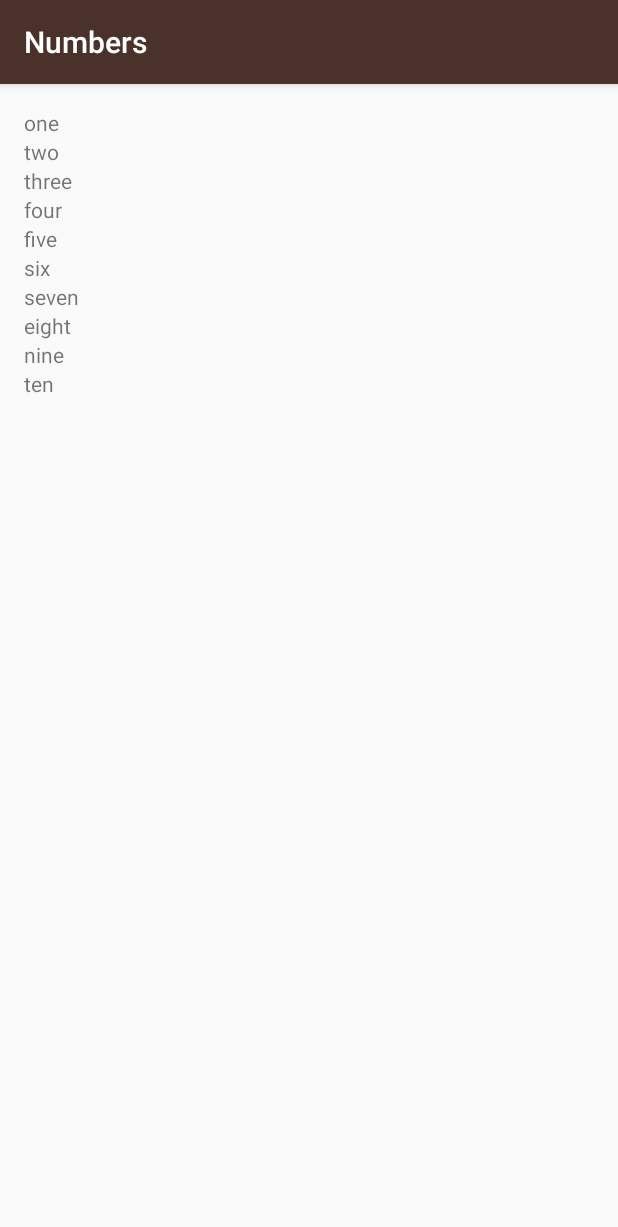
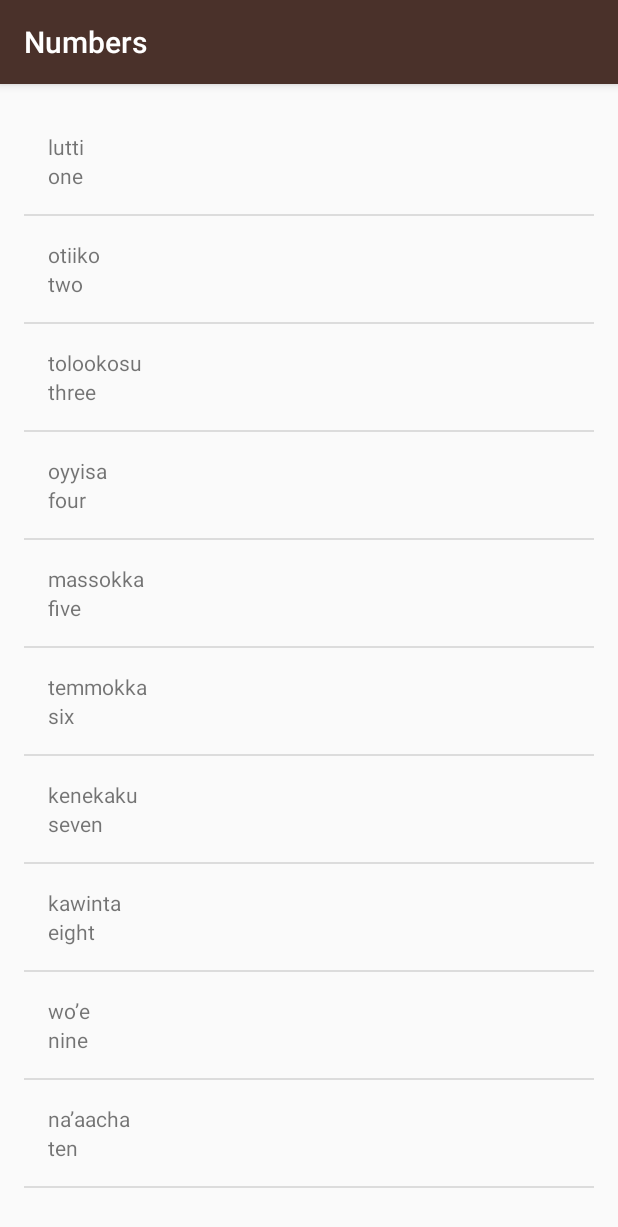
Before and after one commit to shahed21/Miwok, an Android app: the NumbersActivity screen opened directly, with no data from a screen before it, on a phone screen of 412 x 824 dp. Shown: the top 1227 px of the screen. Run offline under Robolectric (Android 15) with nearby library versions, the phone set to English and light mode, and no system bars.

Commit message:
ListItem View is fixed.

```diff
--- a/app/src/main/java/com/example/android/miwok/NumbersActivity.java
+++ b/app/src/main/java/com/example/android/miwok/NumbersActivity.java
@@ -3,7 +3,11 @@ package com.example.android.miwok;
 import android.support.v7.app.AppCompatActivity;
 import android.os.Bundle;
 import android.util.Log;
+import android.view.View;
+import android.widget.ArrayAdapter;
+import android.widget.GridView;
 import android.widget.LinearLayout;
+import android.widget.ListView;
 import android.widget.TextView;
 
 import java.util.ArrayList;
@@ -14,23 +18,19 @@ public class NumbersActivity extends AppCompatActivity {
     protected void onCreate(Bundle savedInstanceState) {
         super.onCreate(savedInstanceState);
         setContentView(R.layout.activity_numbers);
-        ArrayList<String> wordList = new ArrayList<String>();
-        wordList.add(0,"one");
-        wordList.add(1,"two");
-        wordList.add(2,"three");
-        wordList.add(3,"four");
-        wordList.add(4,"five");
-        wordList.add(5,"six");
-        wordList.add(6,"seven");
-        wordList.add(7,"eight");
-        wordList.add(8,"nine");
-        wordList.add(9,"ten");
-        LinearLayout rootView = (LinearLayout) findViewById(R.id.rootView);
-        for (int i =0; i<wordList.size(); i++) {
-            Log.v(this.getClass().getSimpleName(), wordList.get(i));
-            TextView wordView = new TextView(this);
-            wordView.setText(wordList.get(i));
-            rootView.addView(wordView);
-        }
+        ArrayList<Word> wordList = new ArrayList<Word>();
+        wordList.add(new Word("one", "lutti"));
+        wordList.add(new Word("two", "otiiko"));
+        wordList.add(new Word("three", "tolookosu"));
+        wordList.add(new Word("four", "oyyisa"));
+        wordList.add(new Word("five", "massokka"));
+        wordList.add(new Word("six", "temmokka"));
+        wordList.add(new Word("seven", "kenekaku"));
+        wordList.add(new Word("eight", "kawinta"));
+        wordList.add(new Word("nine", "wo’e"));
+        wordList.add(new Word("ten", "na’aacha"));
+        WordAdapter adapter = new WordAdapter(this, wordList);
+        ListView listView = (ListView) findViewById(R.id.list);
+        listView.setAdapter(adapter);
     }
 }
--- /dev/null
+++ b/app/src/main/java/com/example/android/miwok/Word.java
@@ -0,0 +1,39 @@
+package com.example.android.miwok;
+
+/**
+ * {@link Word} represents a vocabulary word that the user wants to learn.
+ * It contains a default translation and a Miwok translation for that word.
+ */
+
+public class Word {
+    /** Miwok Translation of word **/
+    private String mMiwokTranslation;
+    /** Default Translation of word **/
+    private String mDefaultTranslation;
+
+    /**
+     * Creates a new word
+     * @param defaultTranslation is the word in the language user is already familiar with
+     * @param miwokTranslation is the word in Miwok
+     */
+    public Word(String defaultTranslation, String miwokTranslation) {
+        this.mDefaultTranslation = defaultTranslation;
+        this.mMiwokTranslation = miwokTranslation;
+    }
+
+    /**
+     * This method returns the default translation of the Word
+     * @return defaultTranslation
+     */
+    public String getDefaultTranslation() {
+        return mDefaultTranslation;
+    }
+
+    /**
+     * This method returns the Miwok translation of the Word
+     * @return Miwok Translation
+     */
+    public String getMiwokTranslation() {
+        return mMiwokTranslation;
+    }
+}
--- /dev/null
+++ b/app/src/main/java/com/example/android/miwok/WordAdapter.java
@@ -0,0 +1,54 @@
+package com.example.android.miwok;
+
+import android.app.Activity;
+import android.view.LayoutInflater;
+import android.view.View;
+import android.view.ViewGroup;
+import android.widget.ArrayAdapter;
+import android.widget.TextView;
+
+import org.w3c.dom.Text;
+
+import java.util.ArrayList;
+
+/**
+ * This class extends ArrayAdapter to override the getView method to accept a listItem View
+ */
+public class WordAdapter extends ArrayAdapter {
+    /**
+     * This is a constructor that takes the ArrayList of Words to form an ArrayAdapter with a
+     * listItem View
+     * @param context
+     * @param words ArrayList of Words
+     */
+    public WordAdapter(Activity context, ArrayList<Word> words) {
+        // resource is zero, because second argument is not used when TextView is not used
+        super(context, 0, words);
+    }
+
+    /**
+     * This method overrides the ArrayAdapter method of the same name to populate Word data into a
+     * listItem View already defined in resources
+     * @param position
+     * @param convertView
+     * @param parent
+     * @return
+     */
+    @Override
+    public View getView(int position, View convertView, ViewGroup parent) {
+        View listItemView = convertView;
+        if (listItemView==null) {
+            listItemView = LayoutInflater.from(getContext()).inflate(R.layout.list_item, parent, false);
+        }
+
+        // Get the {@link Word} at this position in the list
+        Word currentWord = (Word) getItem(position);
+
+        TextView defaultTextView = (TextView) listItemView.findViewById(R.id.default_text_view);
+        TextView miwokTextView = (TextView) listItemView.findViewById(R.id.miwok_text_view);
+
+        defaultTextView.setText(currentWord.getDefaultTranslation());
+        miwokTextView.setText(currentWord.getMiwokTranslation());
+        return listItemView;
+    }
+}
--- a/app/src/main/res/layout/activity_numbers.xml
+++ b/app/src/main/res/layout/activity_numbers.xml
@@ -1,15 +1,12 @@
 <?xml version="1.0" encoding="utf-8"?>
-<LinearLayout xmlns:android="http://schemas.android.com/apk/res/android"
-    xmlns:app="http://schemas.android.com/apk/res-auto"
+<ListView xmlns:android="http://schemas.android.com/apk/res/android"
     xmlns:tools="http://schemas.android.com/tools"
+    android:id="@+id/list"
+    android:orientation="vertical"
     android:layout_width="match_parent"
     android:layout_height="match_parent"
-    android:paddingLeft="16dp"
-    android:paddingTop="16dp"
-    android:paddingRight="16dp"
-    android:paddingBottom="16dp"
-    android:orientation="vertical"
-    android:id="@+id/rootView"
-    tools:context=".NumbersActivity">
-
-</LinearLayout>
+    android:paddingBottom="@dimen/activity_vertical_margin"
+    android:paddingLeft="@dimen/activity_horizontal_margin"
+    android:paddingRight="@dimen/activity_horizontal_margin"
+    android:paddingTop="@dimen/activity_vertical_margin"
+    tools:context="com.example.android.miwok.NumbersActivity"/>
--- /dev/null
+++ b/app/src/main/res/layout/list_item.xml
@@ -0,0 +1,20 @@
+<?xml version="1.0" encoding="utf-8"?>
+<LinearLayout xmlns:android="http://schemas.android.com/apk/res/android"
+    xmlns:tools="http://schemas.android.com/tools"
+    android:orientation="vertical" android:layout_width="match_parent"
+    android:layout_height="match_parent">
+    <TextView
+        android:id="@+id/miwok_text_view"
+        android:layout_width="match_parent"
+        android:layout_height="wrap_content"
+        tools:text="Miwok"
+        android:layout_marginTop="@dimen/activity_vertical_margin"
+        android:layout_marginLeft="@dimen/activity_horizontal_margin" />
+    <TextView
+        android:id="@+id/default_text_view"
+        android:layout_width="match_parent"
+        android:layout_height="wrap_content"
+        tools:text="Translation"
+        android:layout_marginBottom="@dimen/activity_vertical_margin"
+        android:layout_marginLeft="@dimen/activity_horizontal_margin" />
+</LinearLayout>
```
